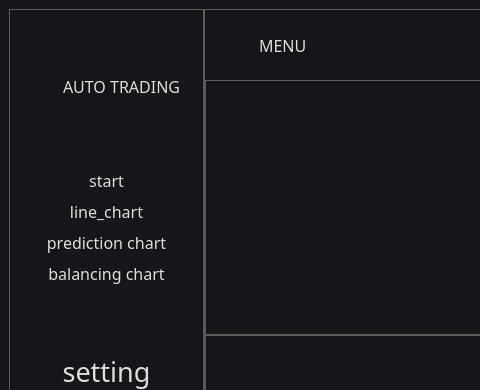
Above: ui_resource/mainWindow.ui from You-MyeongHan/binance-auto-trading-client before the change; both pictures show x 0 to 480 and y 0 to 390 of the 1000 by 600 pixel window. Below: the same form after it.
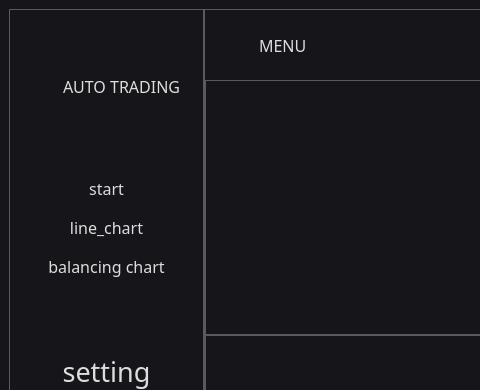
That is the form after the change. Icons and pictures are not drawn. Custom widgets are drawn as their Qt base class.

Patch:
```diff
--- a/ui_resource/mainWindow.ui
+++ b/ui_resource/mainWindow.ui
@@ -424,23 +424,6 @@
             </property>
            </widget>
           </item>
-          <item>
-           <widget class="QPushButton" name="prediction_chart_btn">
-            <property name="font">
-             <font>
-              <family>bahnschrift Semibold</family>
-              <pointsize>12</pointsize>
-             </font>
-            </property>
-            <property name="text">
-             <string>prediction chart</string>
-            </property>
-            <property name="icon">
-             <iconset resource="../icon/resources.qrc">
-              <normaloff>:/icons/tool.svg</normaloff>:/icons/tool.svg</iconset>
-            </property>
-           </widget>
-          </item>
           <item>
            <widget class="QPushButton" name="balance_chart_btn">
             <property name="font">
@@ -913,6 +896,14 @@
    </layout>
   </widget>
  </widget>
+ <customwidgets>
+  <customwidget>
+   <class>ChartWidget</class>
+   <extends>QWidget</extends>
+   <header>chart</header>
+   <container>1</container>
+  </customwidget>
+ </customwidgets>
  <resources>
   <include location="../icon/resources.qrc"/>
   <include location="../../../../.designer/icon/resources.qrc"/>
```
Left out of the diff: 119 changed lines with no effect on the pictures.
